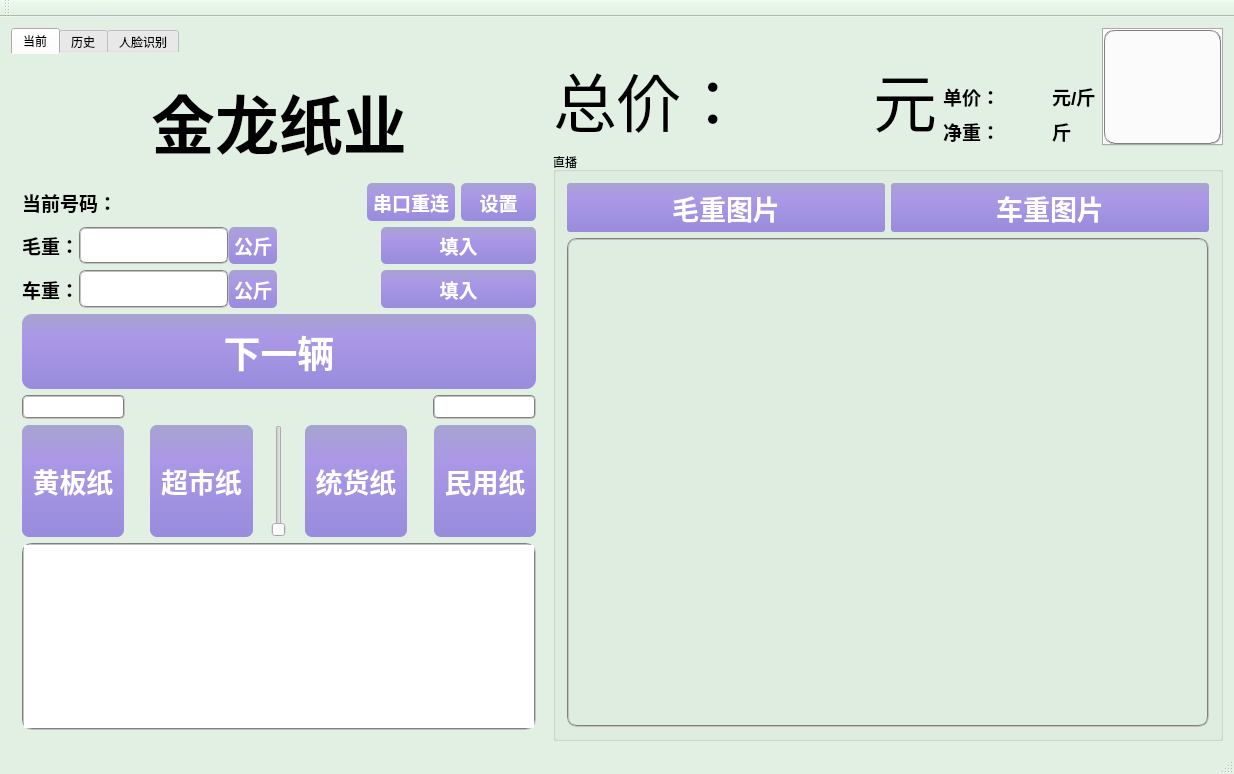
Old version of the form wasterecycle.ui in the repository ljhuan/WasteRecycle.
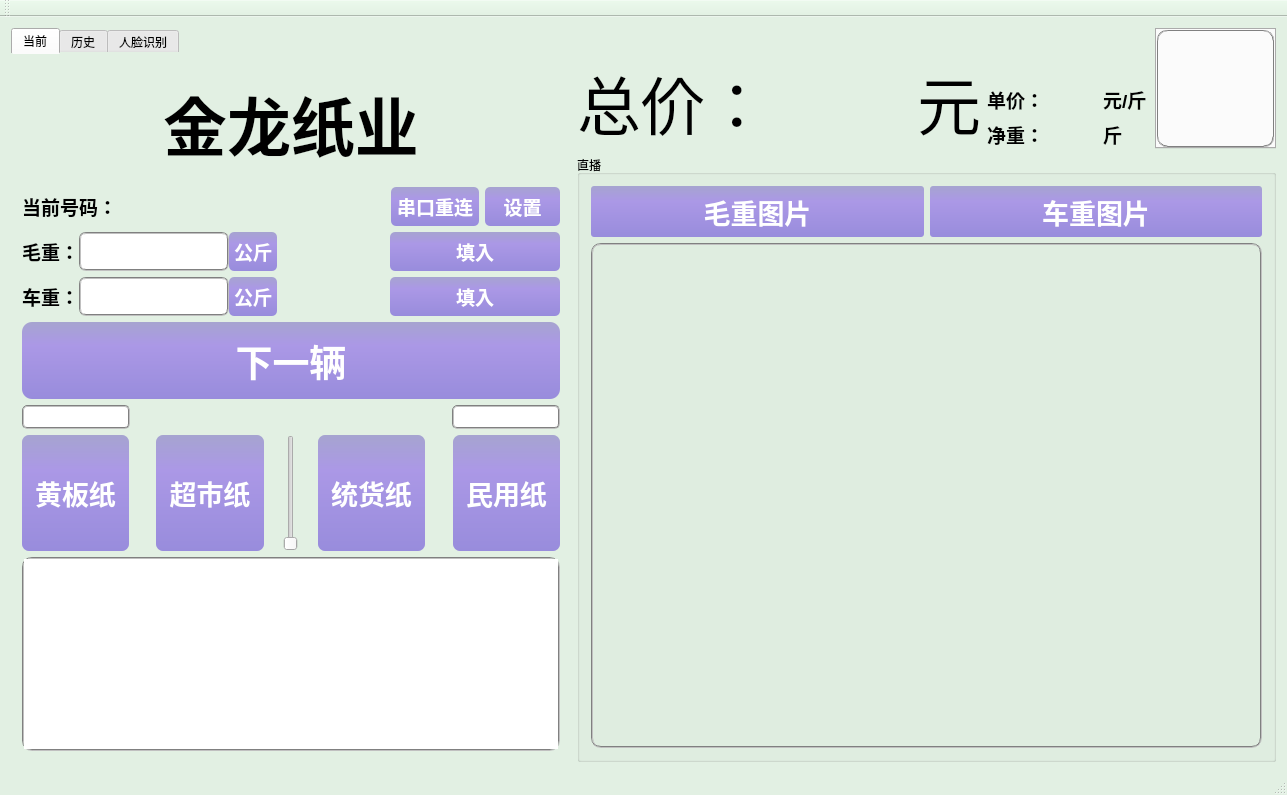
New version of the form. The open tabs and pages were chosen to show the change.

Patch:
```diff
--- a/wasterecycle.ui
+++ b/wasterecycle.ui
@@ -9,8 +9,8 @@
    <rect>
     <x>0</x>
     <y>0</y>
-    <width>1234</width>
-    <height>774</height>
+    <width>1287</width>
+    <height>795</height>
    </rect>
   </property>
   <property name="sizePolicy">
```
Left out of the diff: 4 changed lines with no effect on the pictures.
